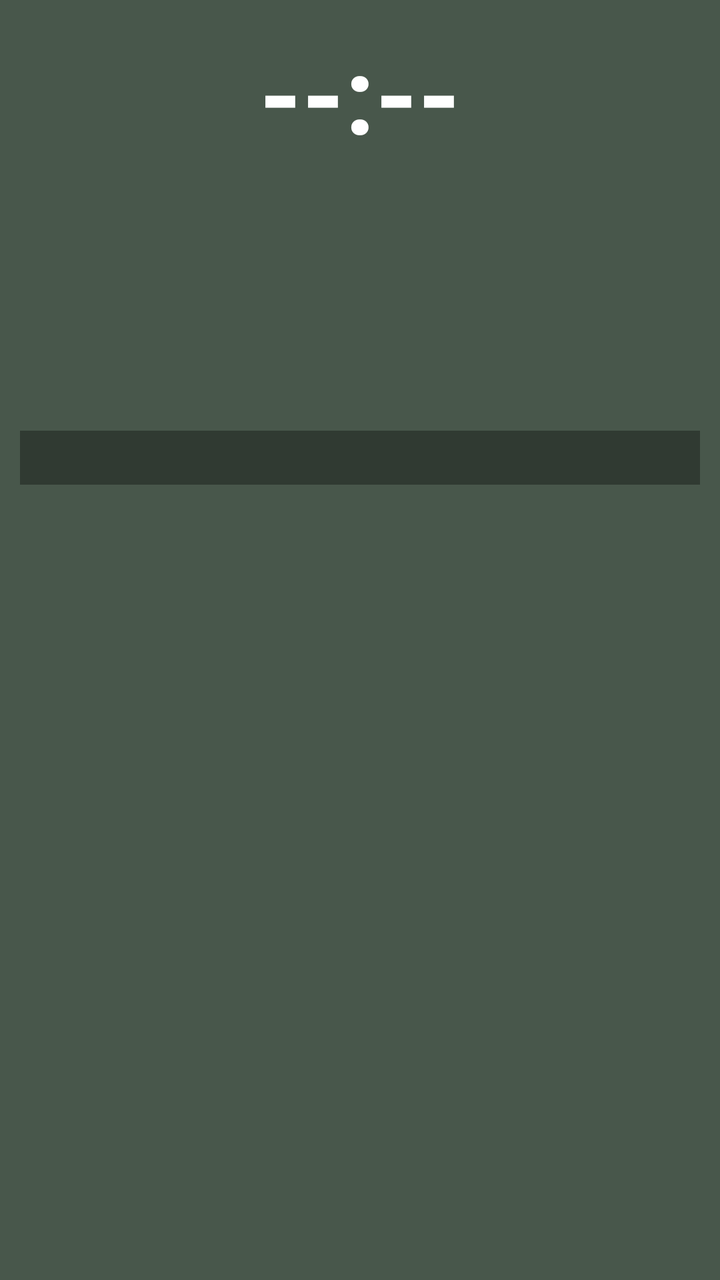
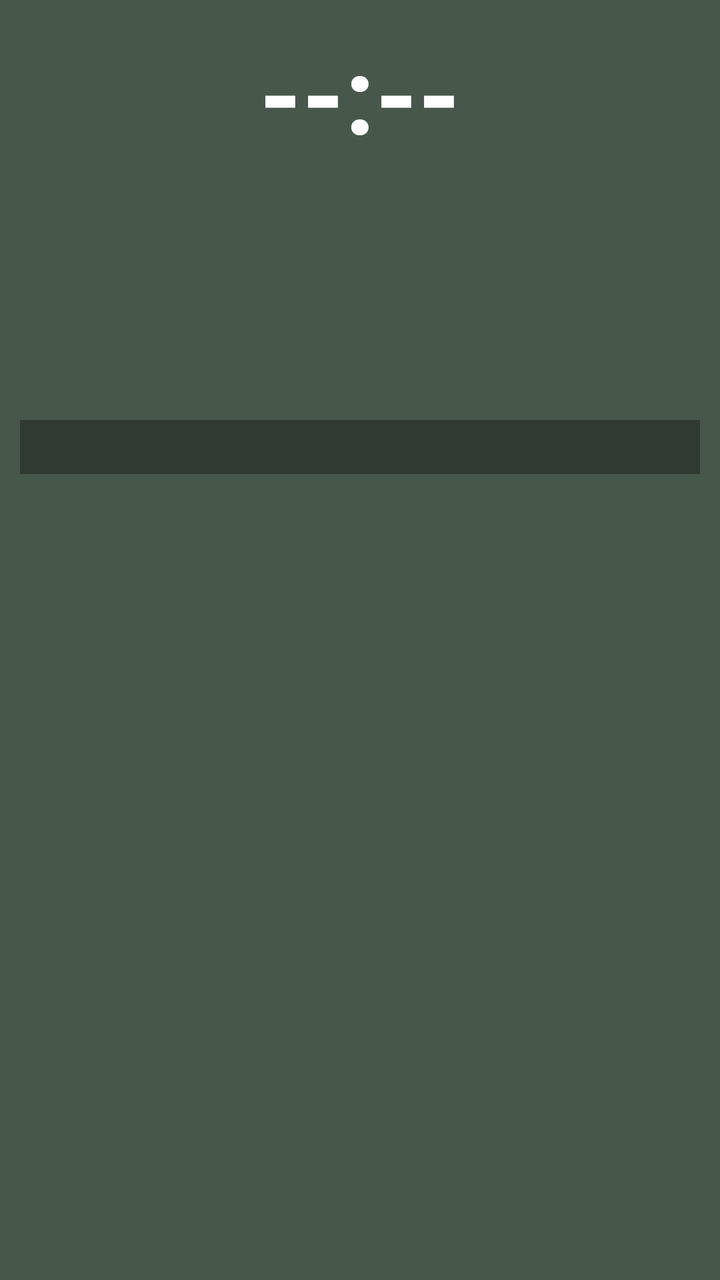

Before-and-after screenshots of an Android layout around one commit, followed by the original layout XML and the change that was made.
<!-- AndroidManifest.xml: fallback theme Theme.MaterialComponents.DayNight.NoActionBar -->
<!-- res/layout/prayer_widget_layout.xml -->
<?xml version="1.0" encoding="utf-8"?>
<LinearLayout xmlns:android="http://schemas.android.com/apk/res/android"
    android:layout_width="match_parent"
    android:layout_height="match_parent"
    android:orientation="vertical"
    android:background="@drawable/widget_background"
    android:padding="10dp">

    
    <TextView
        android:id="@+id/widget_time"
        android:layout_width="match_parent"
        android:layout_height="wrap_content"
        android:text="--:--"
        android:textColor="#FFFFFF"
        android:textSize="54sp"
        android:textStyle="bold"
        android:gravity="center" />

    
    <LinearLayout
        android:layout_width="match_parent"
        android:layout_height="wrap_content"
        android:orientation="horizontal"
        android:gravity="center_vertical">

        <TextView
            android:id="@+id/widget_day"
            android:layout_width="0dp"
            android:layout_height="wrap_content"
            android:layout_weight="1"
            android:text=""
            android:textColor="#FFFFFF"
            android:textSize="30sp"
            android:textStyle="bold" />

        <TextView
            android:id="@+id/widget_weather"
            android:layout_width="0dp"
            android:layout_height="wrap_content"
            android:layout_weight="1"
            android:text=""
            android:textColor="#80DEEA"
            android:textSize="12sp"
            android:textStyle="bold"
            android:gravity="end"
            android:singleLine="true"
            android:ellipsize="start" />

    </LinearLayout>

    
    <LinearLayout
        android:layout_width="match_parent"
        android:layout_height="wrap_content"
        android:layout_marginTop="6dp"
        android:orientation="horizontal">

        
        <LinearLayout
            android:layout_width="0dp"
            android:layout_height="wrap_content"
            android:layout_weight="1"
            android:orientation="vertical">

            <TextView
                android:id="@+id/widget_gregorian"
                android:layout_width="wrap_content"
                android:layout_height="wrap_content"
                android:text=""
                android:textColor="#E0E0E0"
                android:textSize="16sp"
                android:textStyle="bold" />

            <TextView
                android:id="@+id/widget_hijri"
                android:layout_width="wrap_content"
                android:layout_height="wrap_content"
                android:layout_marginTop="3dp"
                android:text=""
                android:textColor="#FFD54F"
                android:textSize="15sp"
                android:textStyle="bold" />

            <TextView
                android:id="@+id/widget_bangla_date"
                android:layout_width="wrap_content"
                android:layout_height="wrap_content"
                android:layout_marginTop="3dp"
                android:text=""
                android:textColor="#80DEEA"
                android:textSize="16sp"
                android:textStyle="bold" />

        </LinearLayout>

        
        <LinearLayout
            android:layout_width="0dp"
            android:layout_height="wrap_content"
            android:layout_weight="1"
            android:orientation="vertical">

            <TextView
                android:id="@+id/widget_sunrise"
                android:layout_width="wrap_content"
                android:layout_height="wrap_content"
                android:text=""
                android:textColor="#FFD54F"
                android:textSize="14sp"
                android:textStyle="bold" />

            <TextView
                android:id="@+id/widget_sunset"
                android:layout_width="wrap_content"
                android:layout_height="wrap_content"
                android:layout_marginTop="2dp"
                android:text=""
                android:textColor="#FFD54F"
                android:textSize="14sp"
                android:textStyle="bold" />

            <TextView
                android:id="@+id/widget_sehri"
                android:layout_width="wrap_content"
                android:layout_height="wrap_content"
                android:layout_marginTop="2dp"
                android:text=""
                android:textColor="#00E676"
                android:textSize="14sp"
                android:textStyle="bold" />

            <TextView
                android:id="@+id/widget_iftar"
                android:layout_width="wrap_content"
                android:layout_height="wrap_content"
                android:layout_marginTop="2dp"
                android:text=""
                android:textColor="#00E676"
                android:textSize="14sp"
                android:textStyle="bold" />

        </LinearLayout>
    </LinearLayout>

    
    <TextView
        android:id="@+id/widget_alert"
        android:layout_width="match_parent"
        android:layout_height="wrap_content"
        android:layout_marginTop="5dp"
        android:paddingTop="4dp"
        android:paddingBottom="4dp"
        android:paddingStart="0dp"
        android:paddingEnd="0dp"
        android:background="#55000000"
        android:text=""
        android:textColor="#FFD54F"
        android:textSize="14sp"
        android:textStyle="bold"
        android:gravity="center"
        android:singleLine="true"
        android:ellipsize="end" />

</LinearLayout>
<!-- resources referenced by this layout -->
<resources>
  <!-- drawable widget_background (drawable) -->
  <?xml version="1.0" encoding="utf-8"?>
  <shape xmlns:android="http://schemas.android.com/apk/res/android"
      android:shape="rectangle">
      <solid android:color="#CC1B2E1F" />
  </shape>
</resources>

<!-- the commit's change to res/layout/prayer_widget_layout.xml (unified diff, before → after) -->
@@ -31,7 +31,7 @@
             android:layout_weight="1"
             android:text=""
             android:textColor="#FFFFFF"
-            android:textSize="30sp"
+            android:textSize="26sp"
             android:textStyle="bold" />
 
         <TextView
@@ -89,7 +89,7 @@
                 android:layout_marginTop="3dp"
                 android:text=""
                 android:textColor="#80DEEA"
-                android:textSize="16sp"
+                android:textSize="15sp"
                 android:textStyle="bold" />
 
         </LinearLayout>
